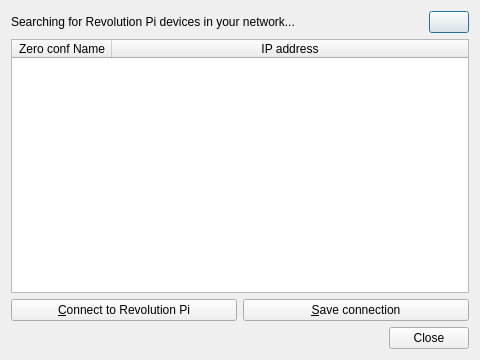
This is include/ui_dev/avahisearch.ui in naruxde/revpicommander as Qt 5 draws it before an edit. The edited form follows.
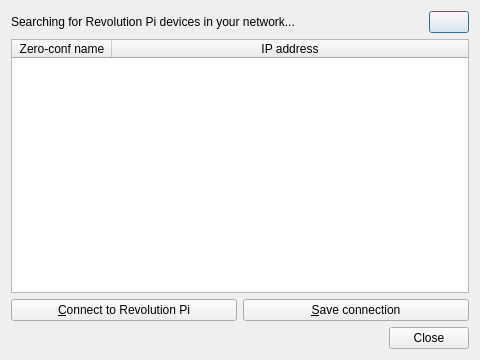
This is the edited form. Icons and pictures are not drawn.

What changed in the file:
```diff
--- a/include/ui_dev/avahisearch.ui
+++ b/include/ui_dev/avahisearch.ui
@@ -85,7 +85,7 @@
      </attribute>
      <column>
       <property name="text">
-       <string>Zero conf Name</string>
+       <string>Zero-conf name</string>
       </property>
      </column>
      <column>
```
